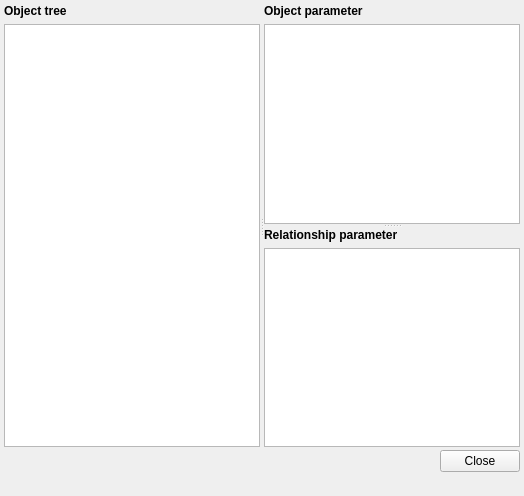
The window that spinetoolbox/ui/spine_data_explorer.ui (spine-tools/Spine-Toolbox) describes before a commit, drawn with Qt 5.
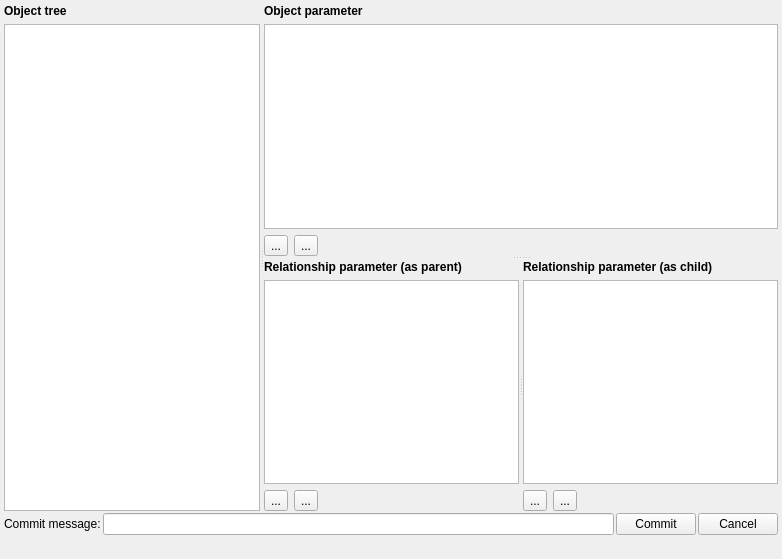
The same window after the commit. Icons and pictures are not drawn.

Commit message: Spine data explorer can perform some editions on the object tree now.

What changed in the file:
```diff
--- a/spinetoolbox/ui/spine_data_explorer.ui
+++ b/spinetoolbox/ui/spine_data_explorer.ui
@@ -26,14 +26,14 @@
    <rect>
     <x>0</x>
     <y>0</y>
-    <width>524</width>
-    <height>496</height>
+    <width>782</width>
+    <height>559</height>
    </rect>
   </property>
   <property name="windowTitle">
    <string>Spine Data Explorer</string>
   </property>
-  <layout class="QVBoxLayout" name="verticalLayout_5">
+  <layout class="QVBoxLayout" name="verticalLayout_7">
    <property name="spacing">
     <number>0</number>
    </property>
@@ -50,9 +50,9 @@
     <number>0</number>
    </property>
    <item>
-    <layout class="QVBoxLayout" name="verticalLayout_4">
+    <layout class="QVBoxLayout" name="verticalLayout_5">
      <property name="spacing">
-      <number>3</number>
+      <number>2</number>
      </property>
      <property name="leftMargin">
       <number>4</number>
@@ -67,7 +67,7 @@
       <number>4</number>
      </property>
      <item>
-      <widget class="QSplitter" name="splitter_2">
+      <widget class="QSplitter" name="splitter_3">
        <property name="orientation">
         <enum>Qt::Horizontal</enum>
        </property>
@@ -92,7 +92,7 @@
          </item>
         </layout>
        </widget>
-       <widget class="QSplitter" name="splitter">
+       <widget class="QSplitter" name="splitter_2">
         <property name="sizePolicy">
          <sizepolicy hsizetype="Preferred" vsizetype="Expanding">
           <horstretch>2</horstretch>
@@ -127,57 +127,217 @@
             </property>
            </widget>
           </item>
-         </layout>
-        </widget>
-        <widget class="QWidget" name="layoutWidget">
-         <layout class="QVBoxLayout" name="verticalLayout">
           <item>
-           <widget class="QLabel" name="label_relationship_parameters">
-            <property name="sizePolicy">
-             <sizepolicy hsizetype="Preferred" vsizetype="Preferred">
-              <horstretch>2</horstretch>
-              <verstretch>0</verstretch>
-             </sizepolicy>
-            </property>
-            <property name="text">
-             <string>&lt;b&gt;Relationship parameter&lt;/b&gt;</string>
-            </property>
-           </widget>
+           <layout class="QHBoxLayout" name="horizontalLayout_3">
+            <item>
+             <widget class="QToolButton" name="toolButton_add_object_parameter">
+              <property name="text">
+               <string>...</string>
+              </property>
+              <property name="icon">
+               <iconset resource="resources/resources_icons.qrc">
+                <normaloff>:/icons/plus.png</normaloff>:/icons/plus.png</iconset>
+              </property>
+             </widget>
+            </item>
+            <item>
+             <widget class="QToolButton" name="toolButton_remove_object_parameter">
+              <property name="text">
+               <string>...</string>
+              </property>
+              <property name="icon">
+               <iconset resource="resources/resources_icons.qrc">
+                <normaloff>:/icons/minus.png</normaloff>:/icons/minus.png</iconset>
+              </property>
+             </widget>
+            </item>
+            <item>
+             <spacer name="horizontalSpacer">
+              <property name="orientation">
+               <enum>Qt::Horizontal</enum>
+              </property>
+              <property name="sizeHint" stdset="0">
+               <size>
+                <width>40</width>
+                <height>20</height>
+               </size>
+              </property>
+             </spacer>
+            </item>
+           </layout>
           </item>
-          <item>
-           <widget class="QTableView" name="tableView_relationship_parameters">
-            <property name="sizePolicy">
-             <sizepolicy hsizetype="Expanding" vsizetype="Expanding">
-              <horstretch>2</horstretch>
-              <verstretch>0</verstretch>
-             </sizepolicy>
-            </property>
-           </widget>
-          </item>
          </layout>
         </widget>
-       </widget>
-      </widget>
-     </item>
-     <item>
-      <layout class="QHBoxLayout" name="horizontalLayout_2">
-       <item>
-        <spacer name="horizontalSpacer">
+        <widget class="QSplitter" name="splitter">
          <property name="orientation">
           <enum>Qt::Horizontal</enum>
          </property>
-         <property name="sizeHint" stdset="0">
+         <widget class="QWidget" name="">
+          <layout class="QVBoxLayout" name="verticalLayout">
+           <item>
+            <widget class="QLabel" name="label_parameter_as_parent">
+             <property name="sizePolicy">
+              <sizepolicy hsizetype="Preferred" vsizetype="Preferred">
+               <horstretch>2</horstretch>
+               <verstretch>0</verstretch>
+              </sizepolicy>
+             </property>
+             <property name="text">
+              <string>&lt;b&gt;Relationship parameter (as parent)&lt;/b&gt;</string>
+             </property>
+            </widget>
+           </item>
+           <item>
+            <widget class="QTableView" name="tableView_parameter_as_parent">
+             <property name="sizePolicy">
+              <sizepolicy hsizetype="Expanding" vsizetype="Expanding">
+               <horstretch>2</horstretch>
+               <verstretch>0</verstretch>
+              </sizepolicy>
+             </property>
+            </widget>
+           </item>
+           <item>
+            <layout class="QHBoxLayout" name="horizontalLayout_4">
+             <item>
+              <widget class="QToolButton" name="toolButton_add_parameter_as_parent_2">
+               <property name="text">
+                <string>...</string>
+               </property>
+               <property name="icon">
+                <iconset resource="resources/resources_icons.qrc">
+                 <normaloff>:/icons/plus.png</normaloff>:/icons/plus.png</iconset>
+               </property>
+              </widget>
+             </item>
+             <item>
+              <widget class="QToolButton" name="toolButton_remove_parameter_as_parent_2">
+               <property name="text">
+                <string>...</string>
+               </property>
+               <property name="icon">
+                <iconset resource="resources/resources_icons.qrc">
+                 <normaloff>:/icons/minus.png</normaloff>:/icons/minus.png</iconset>
+               </property>
+              </widget>
+             </item>
+             <item>
+              <spacer name="horizontalSpacer_2">
+               <property name="orientation">
+                <enum>Qt::Horizontal</enum>
+               </property>
+               <property name="sizeHint" stdset="0">
+                <size>
+                 <width>40</width>
+                 <height>20</height>
+                </size>
+               </property>
+              </spacer>
+             </item>
+            </layout>
+           </item>
+          </layout>
+         </widget>
+         <widget class="QWidget" name="">
+          <layout class="QVBoxLayout" name="verticalLayout_4">
+           <item>
+            <widget class="QLabel" name="label_parameter_as_child">
+             <property name="sizePolicy">
+              <sizepolicy hsizetype="Preferred" vsizetype="Preferred">
+               <horstretch>2</horstretch>
+               <verstretch>0</verstretch>
+              </sizepolicy>
+             </property>
+             <property name="text">
+              <string>&lt;b&gt;Relationship parameter (as child)&lt;/b&gt;</string>
+             </property>
+            </widget>
+           </item>
+           <item>
+            <widget class="QTableView" name="tableView_parameter_as_child">
+             <property name="sizePolicy">
+              <sizepolicy hsizetype="Expanding" vsizetype="Expanding">
+               <horstretch>2</horstretch>
+               <verstretch>0</verstretch>
+              </sizepolicy>
+             </property>
+            </widget>
+           </item>
+           <item>
+            <layout class="QHBoxLayout" name="horizontalLayout_5">
+             <item>
+              <widget class="QToolButton" name="toolButton_add_parameter_as_child">
+               <property name="text">
+                <string>...</string>
+               </property>
+               <property name="icon">
+                <iconset resource="resources/resources_icons.qrc">
+                 <normaloff>:/icons/plus.png</normaloff>:/icons/plus.png</iconset>
+               </property>
+              </widget>
+             </item>
+             <item>
+              <widget class="QToolButton" name="toolButton_remove_parameter_as_child">
+               <property name="text">
+                <string>...</string>
+               </property>
+               <property name="icon">
+                <iconset resource="resources/resources_icons.qrc">
+                 <normaloff>:/icons/minus.png</normaloff>:/icons/minus.png</iconset>
+               </property>
+              </widget>
+             </item>
+             <item>
+              <spacer name="horizontalSpacer_3">
+               <property name="orientation">
+                <enum>Qt::Horizontal</enum>
+               </property>
+               <property name="sizeHint" stdset="0">
+                <size>
+                 <width>40</width>
+                 <height>20</height>
+                </size>
+               </property>
+              </spacer>
+             </item>
+            </layout>
+           </item>
+          </layout>
+         </widget>
+        </widget>
+       </widget>
+      </widget>
+     </item>
+     <item>
+      <layout class="QHBoxLayout" name="horizontalLayout_2">
+       <item>
+        <widget class="QLabel" name="label">
+         <property name="text">
+          <string>Commit message:</string>
+         </property>
+        </widget>
+       </item>
+       <item>
+        <widget class="QLineEdit" name="lineEdit">
+         <property name="minimumSize">
           <size>
-           <width>40</width>
-           <height>20</height>
+           <width>0</width>
+           <height>0</height>
           </size>
          </property>
-        </spacer>
+        </widget>
        </item>
        <item>
         <widget class="QPushButton" name="pushButton_close">
          <property name="text">
-          <string>Close</string>
+          <string>Commit</string>
+         </property>
+        </widget>
+       </item>
+       <item>
+        <widget class="QPushButton" name="pushButton_cancel">
+         <property name="text">
+          <string>Cancel</string>
          </property>
         </widget>
        </item>
```
Left out of the diff: 13 changed lines with no effect on the pictures. The commit also changes 11 other files.
